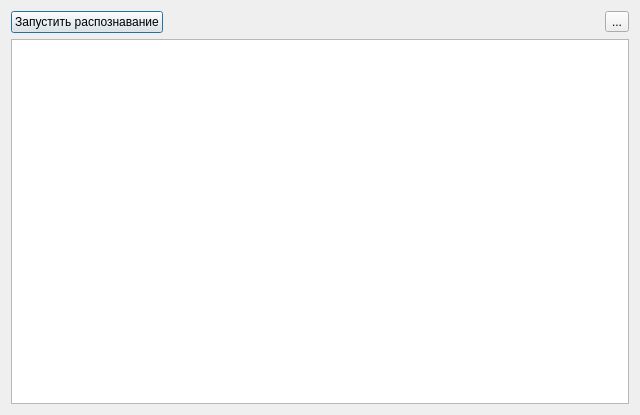
Before: the Qt Designer form dialog.ui in MrTrojan52/MERAGui, drawn with Qt 5.
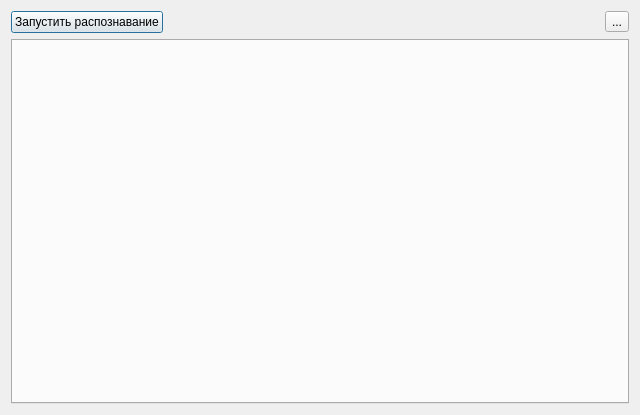
After: the same form once the commit is applied. Icons and pictures are not drawn.

```diff
--- a/dialog.ui
+++ b/dialog.ui
@@ -13,6 +13,9 @@
   <property name="windowTitle">
    <string>Dialog</string>
   </property>
+  <property name="styleSheet">
+   <string notr="true"/>
+  </property>
   <layout class="QVBoxLayout" name="verticalLayout">
    <item>
     <layout class="QHBoxLayout" name="horizontalLayout_2">
@@ -61,7 +64,20 @@
     </layout>
    </item>
    <item>
-    <widget class="QTextEdit" name="editLog"/>
+    <widget class="QTabWidget" name="tabDevices">
+     <property name="tabPosition">
+      <enum>QTabWidget::North</enum>
+     </property>
+     <property name="tabShape">
+      <enum>QTabWidget::Rounded</enum>
+     </property>
+     <property name="currentIndex">
+      <number>-1</number>
+     </property>
+     <property name="tabBarAutoHide">
+      <bool>false</bool>
+     </property>
+    </widget>
    </item>
   </layout>
  </widget>
```
